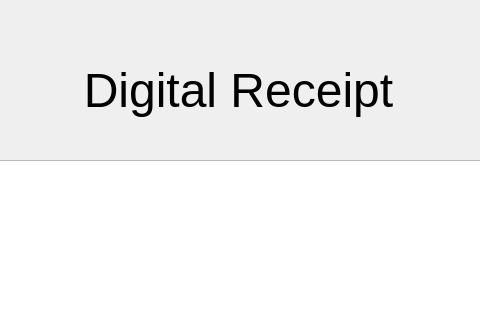
Above: bank-automat/receipt.ui from 25kmo-project/group_15 before the change; both pictures show x 297 to 777 and y 0 to 320 of the 1076 by 750 pixel window. Below: the same form after it.
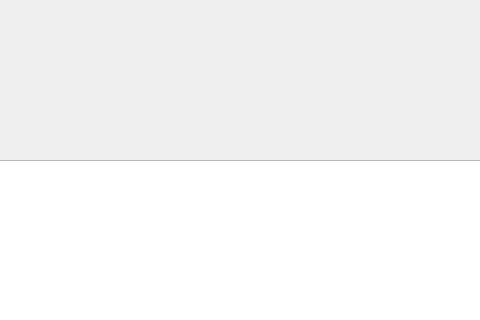
That is the form after the change.

```diff
--- a/bank-automat/receipt.ui
+++ b/bank-automat/receipt.ui
@@ -50,7 +50,7 @@
     <enum>Qt::LayoutDirection::LeftToRight</enum>
    </property>
    <property name="text">
-    <string>Digital Receipt</string>
+    <string/>
    </property>
    <property name="alignment">
     <set>Qt::AlignmentFlag::AlignCenter</set>
```
